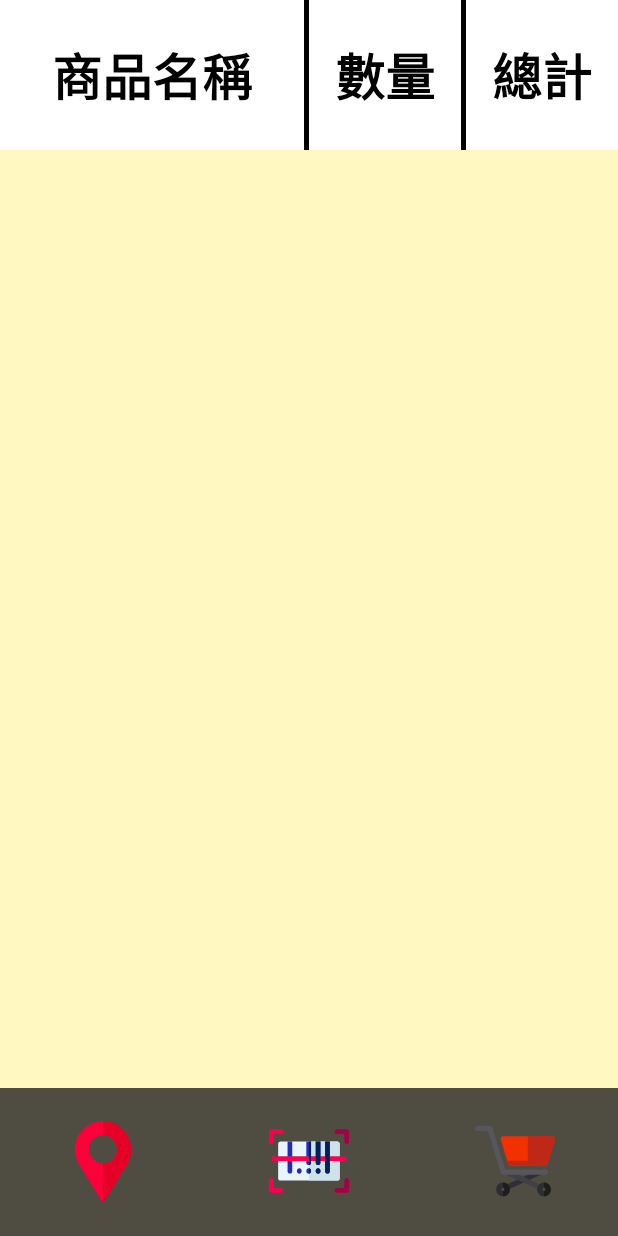
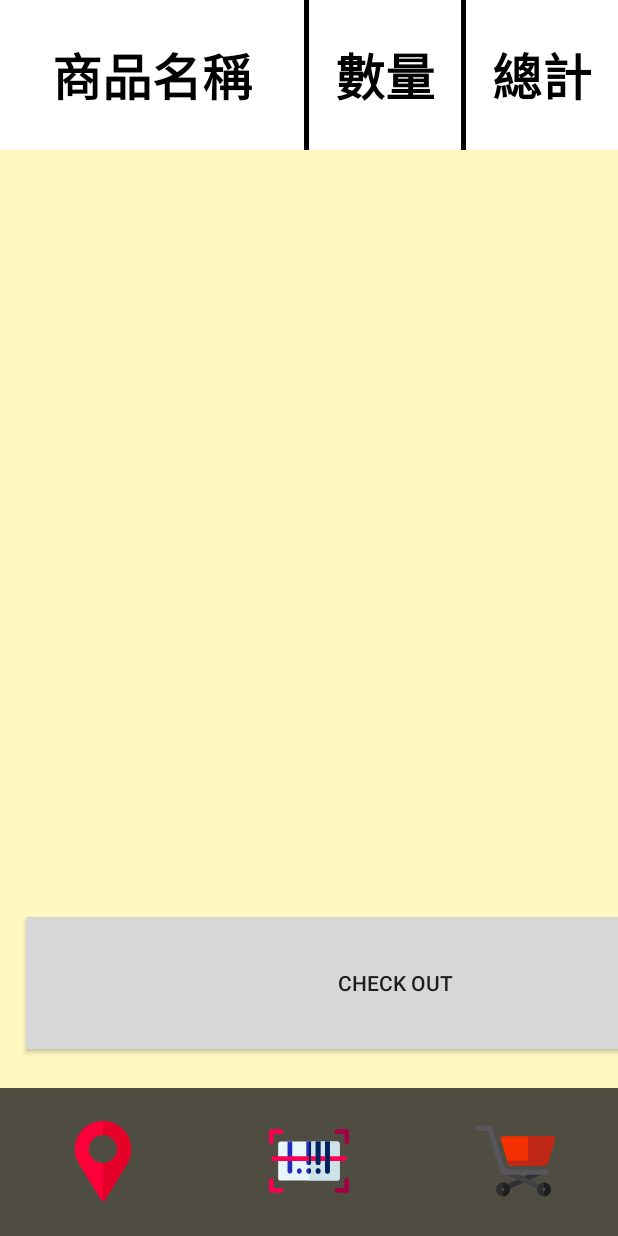
Before and after one commit to tom1484/navigation, an Android app: the CartActivity screen opened directly, with no data from a screen before it, on a phone screen of 412 x 824 dp. Run offline under Robolectric (Android 15) with nearby library versions, the phone set to English and light mode, and no system bars.

Commit message:
update application

```diff
--- a/Navigation/app/src/main/java/com/example/navigation/CartActivity.java
+++ b/Navigation/app/src/main/java/com/example/navigation/CartActivity.java
@@ -8,6 +8,7 @@ import android.view.View;
 import android.view.ViewGroup;
 import android.widget.LinearLayout;
 import android.widget.ScrollView;
+import android.widget.TextView;
 
 import androidx.appcompat.app.AppCompatActivity;
 
@@ -23,6 +24,7 @@ public class CartActivity extends AppCompatActivity {
 
     private CartItem title;
     private LinearLayout selected_list;
+    private TextView total_text;
 
     @Override
     protected void onCreate(Bundle savedInstanceState) {
@@ -37,7 +39,7 @@ public class CartActivity extends AppCompatActivity {
 
     private void init() {
         selected_list = (LinearLayout) findViewById(R.id.selected_list);
-        Log.i("TAG", selected_list.toString());
+        total_text = (TextView)  findViewById(R.id.total);
 
         title = (CartItem) findViewById(R.id.title);
         title.setItemName("商品名稱");
@@ -58,6 +60,8 @@ public class CartActivity extends AppCompatActivity {
 
     private void drawItems() {
 
+        int total = 0;
+
         for (Integer key: globalVariable.addedItem.keySet()) {
 
             JSONObject jsonObject = globalVariable.addedItem.get(key).first;
@@ -72,6 +76,8 @@ public class CartActivity extends AppCompatActivity {
                 item.setTotalPrice(String.valueOf(
                         jsonObject.getInt("price") * amount
                 ));
+
+                total += jsonObject.getInt("price") * amount;
             } catch (JSONException e) {
                 e.printStackTrace();
             }
@@ -105,6 +111,8 @@ public class CartActivity extends AppCompatActivity {
 
         }
 
+        total_text.setText(String.valueOf(total));
+
     }
 
     public void changeToMap(View v) {
--- /dev/null
+++ b/Navigation/app/src/main/java/com/example/navigation/CheckoutActivity.java
@@ -0,0 +1,20 @@
+package com.example.navigation;
+
+import android.os.Bundle;
+
+import androidx.appcompat.app.AppCompatActivity;
+
+public class CheckoutActivity extends AppCompatActivity {
+
+    private GlobalVariable globalVariable;
+
+    @Override
+    protected void onCreate(Bundle savedInstanceState) {
+        super.onCreate(savedInstanceState);
+        setContentView(R.layout.activity_cart);
+
+        globalVariable = (GlobalVariable) getApplicationContext();
+
+    }
+
+}
--- a/Navigation/app/src/main/res/layout/activity_cart.xml
+++ b/Navigation/app/src/main/res/layout/activity_cart.xml
@@ -1,36 +1,78 @@
 <?xml version="1.0" encoding="utf-8"?>
-<FrameLayout xmlns:android="http://schemas.android.com/apk/res/android"
+<androidx.constraintlayout.widget.ConstraintLayout xmlns:android="http://schemas.android.com/apk/res/android"
     xmlns:app="http://schemas.android.com/apk/res-auto"
+    xmlns:tools="http://schemas.android.com/tools"
     android:orientation="vertical"
     android:layout_width="match_parent"
     android:layout_height="match_parent"
     android:background="@color/activityBackground">
 
+    <com.example.navigation.CartItem
+        android:id="@+id/title"
+        android:layout_width="match_parent"
+        android:layout_height="wrap_content"
+        app:layout_constraintEnd_toEndOf="parent"
+        app:layout_constraintStart_toStartOf="parent"
+        app:layout_constraintTop_toTopOf="parent" />
+
     <ScrollView
+        android:id="@+id/scrollView2"
         android:layout_width="match_parent"
-        android:layout_height="match_parent">
+        android:layout_height="0px"
+        android:layout_marginBottom="30px"
+        app:layout_constraintBottom_toTopOf="@+id/button3"
+        app:layout_constraintEnd_toEndOf="parent"
+        app:layout_constraintStart_toStartOf="parent"
+        app:layout_constraintTop_toBottomOf="@+id/title">
 
-    <LinearLayout
-        android:id="@+id/selected_list"
-        android:layout_width="match_parent"
-        android:layout_height="match_parent"
-        android:orientation="vertical">
-
-            <com.example.navigation.CartItem
-                android:id="@+id/title"
-                android:layout_width="match_parent"
-                android:layout_height="wrap_content"/>
+        <LinearLayout
+            android:id="@+id/selected_list"
+            android:layout_width="match_parent"
+            android:layout_height="wrap_content"
+            android:orientation="vertical">
 
         </LinearLayout>
 
     </ScrollView>
 
     <com.example.navigation.ActivityBar
+        android:id="@+id/activityBar"
         android:layout_width="match_parent"
         android:layout_height="100dp"
-        android:layout_gravity="bottom"
-        android:layout_marginLeft="0dp"
-        android:layout_marginRight="0dp"
-        android:layout_marginBottom="0dp" />
+        app:layout_constraintBottom_toBottomOf="parent" />
 
-</FrameLayout>
+    <androidx.constraintlayout.widget.ConstraintLayout
+        android:id="@+id/linearLayout"
+        android:layout_width="270px"
+        android:layout_height="wrap_content"
+        android:layout_marginEnd="20px"
+        app:layout_constraintBottom_toBottomOf="@+id/button3"
+        app:layout_constraintEnd_toEndOf="parent"
+        app:layout_constraintTop_toTopOf="@+id/button3">
+
+        <TextView
+            android:id="@+id/total"
+            android:layout_width="wrap_content"
+            android:layout_height="wrap_content"
+            android:fontFamily="sans-serif-black"
+            android:text="TextView"
+            android:textColor="@color/black"
+            android:textSize="50px"
+            app:layout_constraintBottom_toBottomOf="parent"
+            app:layout_constraintEnd_toEndOf="parent"
+            app:layout_constraintStart_toStartOf="parent"
+            app:layout_constraintTop_toTopOf="parent" />
+
+    </androidx.constraintlayout.widget.ConstraintLayout>
+
+    <Button
+        android:id="@+id/button3"
+        android:layout_width="750px"
+        android:layout_height="150px"
+        android:layout_marginStart="20px"
+        android:layout_marginBottom="30px"
+        android:text="Check out"
+        app:layout_constraintBottom_toTopOf="@+id/activityBar"
+        app:layout_constraintStart_toStartOf="parent" />
+
+</androidx.constraintlayout.widget.ConstraintLayout>
--- /dev/null
+++ b/Navigation/app/src/main/res/layout/activity_checkout.xml
@@ -0,0 +1,6 @@
+<?xml version="1.0" encoding="utf-8"?>
+<LinearLayout xmlns:android="http://schemas.android.com/apk/res/android"
+    android:orientation="vertical" android:layout_width="match_parent"
+    android:layout_height="match_parent">
+
+</LinearLayout>
```
